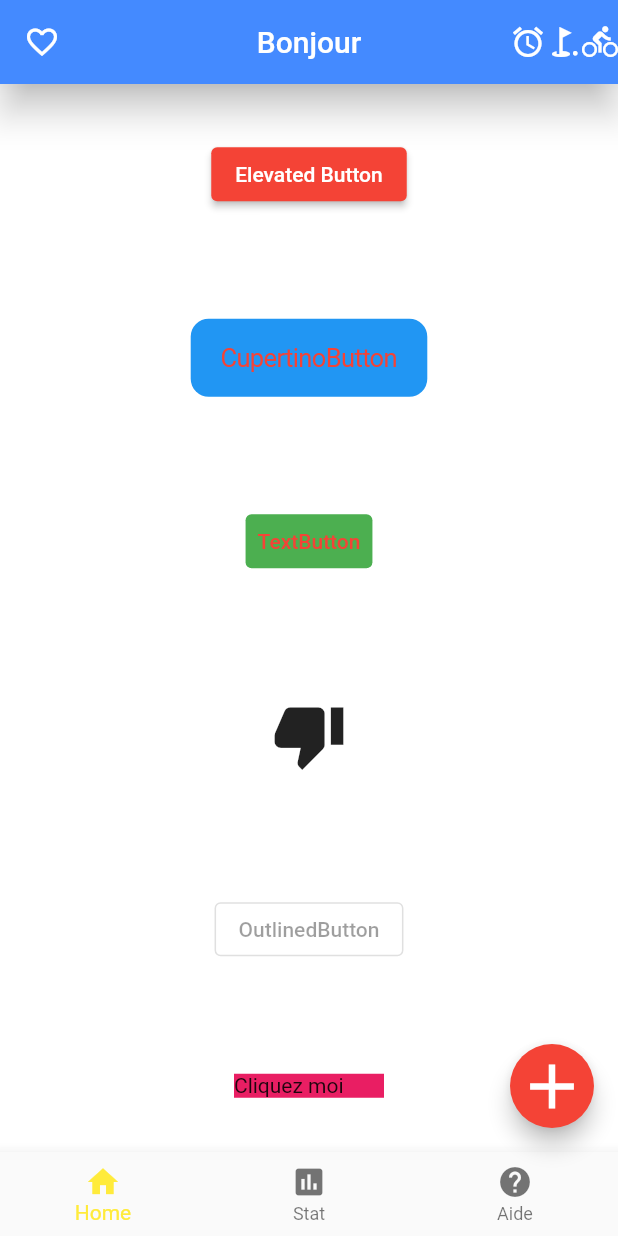
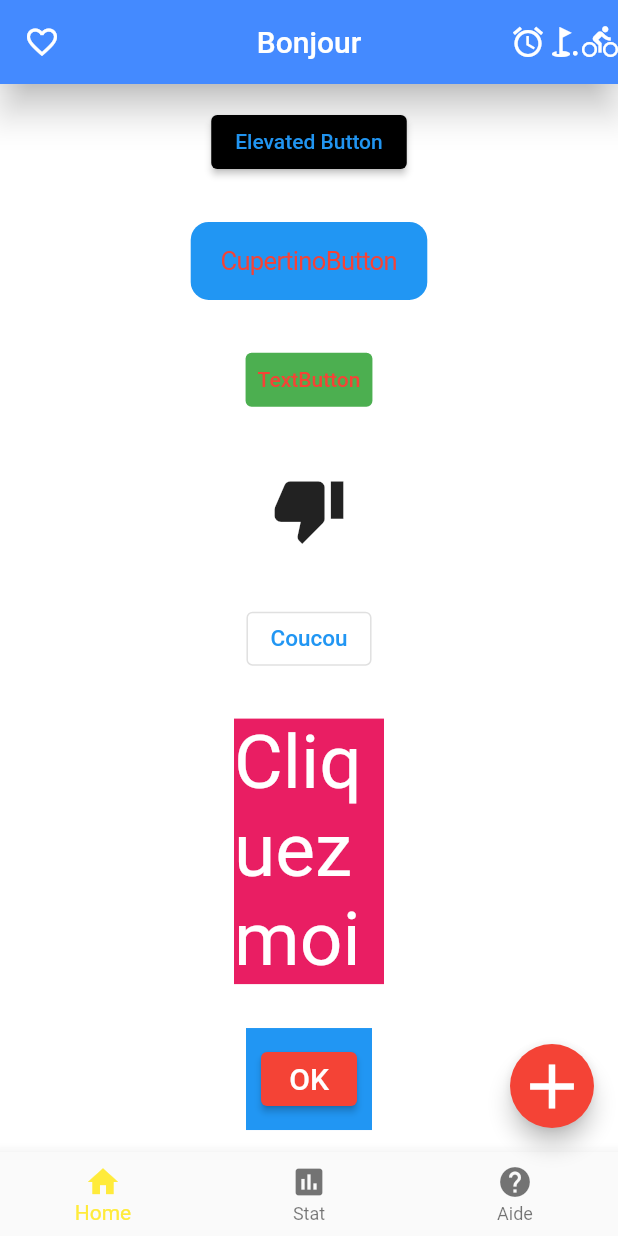
Before and after one commit to fabienlierville/di20-flutter-01widget, a Flutter app: the screen it shows after launch, on a phone screen of 412 x 824 dp. Run offline on Flutter 3.47's test engine with Material 2 defaults, Android fonts, the phone set to English and light mode, and no system bars.

Commit message:
Externaliser les Widgets

```diff
--- a/lib/Pages/home_page.dart
+++ b/lib/Pages/home_page.dart
@@ -1,5 +1,7 @@
 import 'dart:io';
 
+import 'package:first/Widgets/custom_button.dart';
+import 'package:first/Widgets/custom_text.dart';
 import 'package:flutter/cupertino.dart';
 import 'package:flutter/material.dart';
 
@@ -14,6 +16,8 @@ class _HomePageState extends State<HomePage> {
   bool _likethis = false;
   int _indexSelection = 0;
   Color appBarColor = Colors.blueAccent;
+  Color raisedColor = Colors.black;
+  int value = 0;
 
   @override
   Widget build(BuildContext context) {
@@ -70,7 +74,10 @@ class _HomePageState extends State<HomePage> {
                 onPressed: (){
                   print("Elevetaed Button");
                 },
-                child: Text("Elevated Button")
+                child: Text("Elevated Button", style: TextStyle(color: Colors.blue),),
+              style: ButtonStyle(
+                backgroundColor: MaterialStateProperty.all(getColor())
+              ),
             ),
             CupertinoButton(
               color: Colors.blue,
@@ -92,18 +99,26 @@ class _HomePageState extends State<HomePage> {
             IconButton(
                 onPressed: (){
                   print("IconButton");
+                  setState(() {
+                    raisedColor = Colors.green;
+                  });
                 },
                 icon: Icon(Icons.thumb_down),
                 iconSize: 50,
             ),
             OutlinedButton(
-                onPressed: null,
-              child: Text("OutlinedButton"),
+                onPressed: (){
+                  setState(() {
+                    //raisedColor = Colors.orange;
+                    value=3;
+                  });
+                },
+              child: CustomText("Coucou",size: 15.0, myColor: Colors.blue,),
             ),
             InkWell(
               child: Container(
                 width: 100,
-                child: Text("Cliquez moi"),
+                child: myText("Cliquez moi", Colors.white, 50.0),
                 color: Colors.pink,
               ) ,
               onLongPress: () async{
@@ -111,7 +126,9 @@ class _HomePageState extends State<HomePage> {
                 print("Longpress InkWell");
               },
             ),
-
+            CustomButton(buttonText: "OK", onPress: (){
+              print("CustomButton");
+            })
           ],
         ),
       )
@@ -125,4 +142,28 @@ class _HomePageState extends State<HomePage> {
     });
   }
 
+  Color getColor(){
+    if(value == 1){
+      return Colors.green;
+    }
+    if(value == 2){
+      return Colors.red;
+    }
+    if(value == 3){
+      return Colors.orange;
+    }
+    return Colors.black;
+  }
+
+  Text myText(String data, Color color, double size){
+    return Text(
+      data,
+      style: TextStyle(
+        color: color,
+        fontSize: size
+      ),
+    );
+
+  }
+
 }
--- /dev/null
+++ b/lib/Widgets/custom_button.dart
@@ -0,0 +1,20 @@
+import 'package:first/Widgets/custom_text.dart';
+import 'package:flutter/material.dart';
+
+class CustomButton extends StatelessWidget {
+  final String buttonText;
+  final VoidCallback onPress;
+  const CustomButton({Key? key, required this.buttonText, required this.onPress}) : super(key: key);
+
+  @override
+  Widget build(BuildContext context) {
+    return Container(
+      color: Colors.blue,
+      padding: EdgeInsets.all(10),
+      child: ElevatedButton(
+        onPressed: onPress,
+        child: CustomText(buttonText),
+      ),
+    );
+  }
+}
--- /dev/null
+++ b/lib/Widgets/custom_text.dart
@@ -0,0 +1,13 @@
+import 'package:flutter/material.dart';
+
+class CustomText extends Text {
+
+  CustomText(String myData,{Color myColor:Colors.white, double size:20.0})
+  :super(myData,
+    style: TextStyle(
+      color: myColor,
+      fontSize: size
+    )
+  );
+
+}
```
